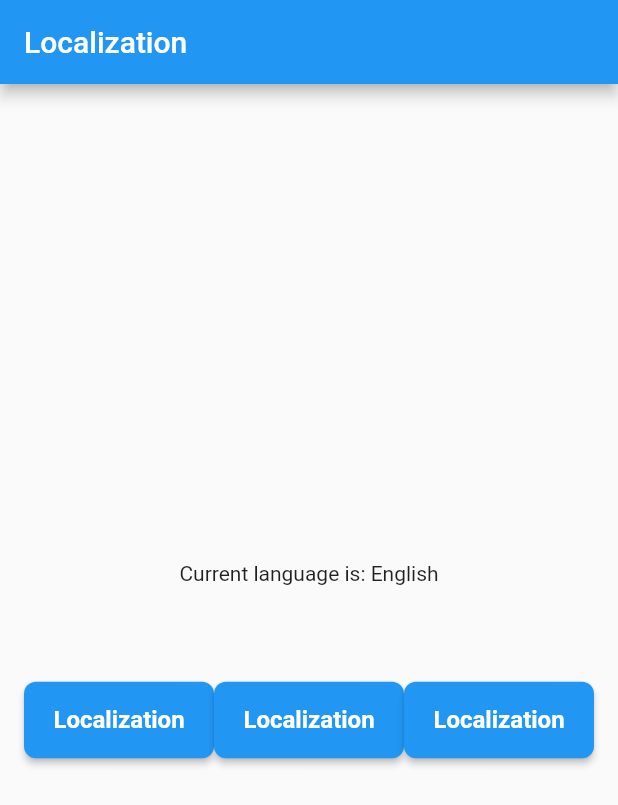
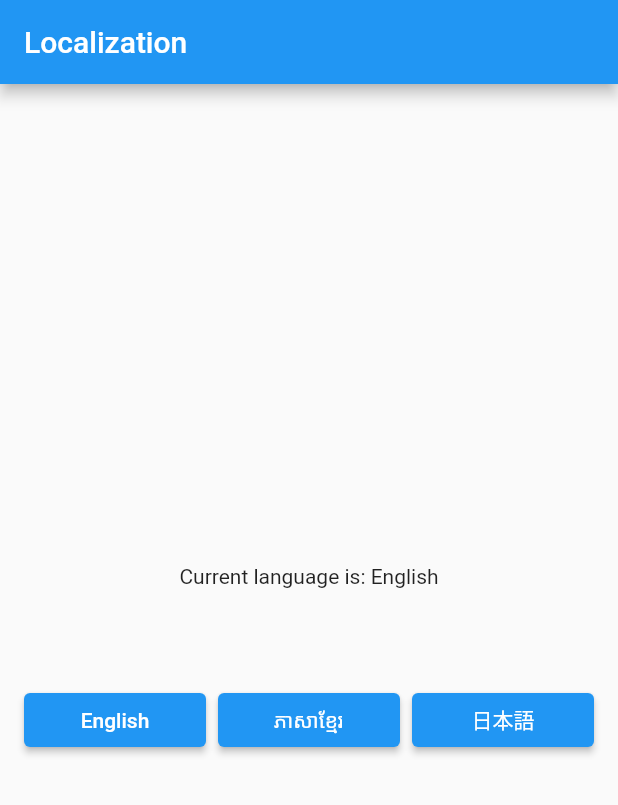
Before and after one commit to channdara/flutter_localization, a Flutter app: the screen it shows after launch, on a phone screen of 412 x 824 dp. Shown: the top 805 px of the screen. Run offline on Flutter 3.47's test engine with Material 2 defaults, Android fonts, the phone set to English and light mode, and no system bars; our stand-ins replace plugin_platform_interface, shared_preferences; missing offline and left inert: dart:html.

Commit message:
[UNTRACKED]

```diff
--- a/example/lib/main.dart
+++ b/example/lib/main.dart
@@ -1,7 +1,5 @@
 import 'package:flutter/material.dart';
 import 'package:flutter_localization/flutter_localization.dart';
-
-import 'primary_button_widget.dart';
 
 void main() {
   runApp(const MyApp());
@@ -53,7 +51,7 @@ class SettingsScreen extends StatefulWidget {
 }
 
 class _SettingsScreenState extends State<SettingsScreen> {
-  final FlutterLocalization _translator = FlutterLocalization.instance;
+  final FlutterLocalization _localization = FlutterLocalization.instance;
 
   @override
   Widget build(BuildContext context) {
@@ -64,26 +62,34 @@ class _SettingsScreenState extends State<SettingsScreen> {
         child: Column(
           mainAxisAlignment: MainAxisAlignment.center,
           children: [
-            Text('Current language is: ${_translator.getLanguageName()}'),
+            Text('Current language is: ${_localization.getLanguageName()}'),
             const SizedBox(height: 64.0),
             Row(
               children: [
                 Expanded(
-                  child: PrimaryButtonWidget(
-                    label: AppLocale.title.getString(context),
-                    onPressed: () => _translator.translate('en'),
+                  child: ElevatedButton(
+                    child: const Text('English'),
+                    onPressed: () {
+                      _localization.translate('en');
+                    },
                   ),
                 ),
+                const SizedBox(width: 8.0),
                 Expanded(
-                  child: PrimaryButtonWidget(
-                    label: AppLocale.title.getString(context),
-                    onPressed: () => _translator.translate('km'),
+                  child: ElevatedButton(
+                    child: const Text('ភាសាខ្មែរ'),
+                    onPressed: () {
+                      _localization.translate('km');
+                    },
                   ),
                 ),
+                const SizedBox(width: 8.0),
                 Expanded(
-                  child: PrimaryButtonWidget(
-                    label: AppLocale.title.getString(context),
-                    onPressed: () => _translator.translate('ja'),
+                  child: ElevatedButton(
+                    child: const Text('日本語'),
+                    onPressed: () {
+                      _localization.translate('ja', save: false);
+                    },
                   ),
                 ),
               ],
--- a/example/lib/primary_button_widget.dart
+++ /dev/null
@@ -1,43 +0,0 @@
-import 'package:flutter/material.dart';
-
-class PrimaryButtonWidget extends StatelessWidget {
-  const PrimaryButtonWidget({
-    super.key,
-    required this.label,
-    required this.onPressed,
-    this.margin,
-    this.backgroundColor,
-  });
-
-  final String label;
-  final VoidCallback? onPressed;
-  final EdgeInsetsGeometry? margin;
-  final Color? backgroundColor;
-
-  @override
-  Widget build(BuildContext context) {
-    return Container(
-      margin: margin,
-      width: double.infinity,
-      child: ElevatedButton(
-        style: ElevatedButton.styleFrom(
-          padding: const EdgeInsets.all(16.0),
-          shape: RoundedRectangleBorder(
-            borderRadius: BorderRadius.circular(8.0),
-          ),
-          backgroundColor: backgroundColor,
-          disabledBackgroundColor: Colors.grey,
-        ),
-        onPressed: onPressed,
-        child: Text(
-          label,
-          style: const TextStyle(
-            fontSize: 16.0,
-            fontWeight: FontWeight.bold,
-            color: Colors.white,
-          ),
-        ),
-      ),
-    );
-  }
-}
```
Also changed, not shown: lib/flutter_localization_web.dart (added, +26 -0 lines), pubspec.yaml (+9 -4 lines), 10 other files.
